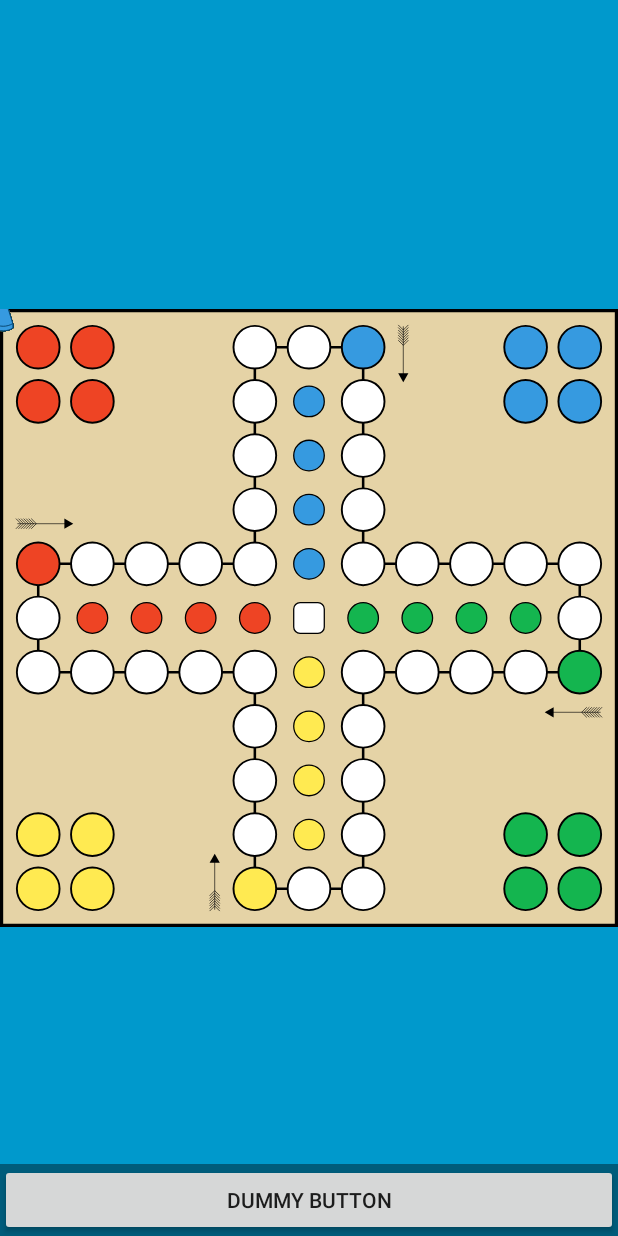
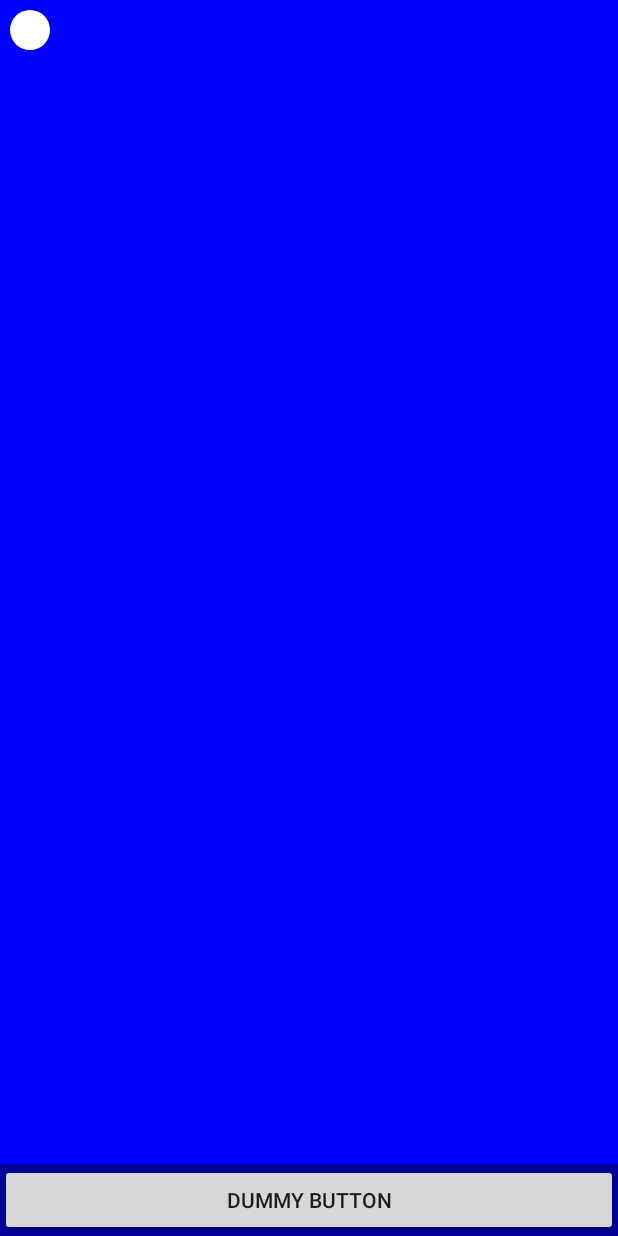
Before and after one commit to kevlud/CloveceNezlobSe, an Android app: the layout activity_fullscreen.xml on its own in the app's theme, with its tools: preview values and no code run, on a phone screen of 412 x 824 dp. Run offline under Robolectric (Android 15) with nearby library versions, the phone set to English and light mode, and no system bars.

Commit message:
canvasView creation

```diff
--- a/app/build.gradle
+++ b/app/build.gradle
@@ -23,6 +23,7 @@ dependencies {
     implementation fileTree(dir: 'libs', include: ['*.jar'])
     implementation 'androidx.appcompat:appcompat:1.0.2'
     implementation 'androidx.legacy:legacy-support-v4:1.0.0'
+    implementation 'androidx.constraintlayout:constraintlayout:1.1.3'
     testImplementation 'junit:junit:4.12'
     androidTestImplementation 'androidx.test:runner:1.1.1'
     androidTestImplementation 'androidx.test.espresso:espresso-core:3.1.1'
--- /dev/null
+++ b/app/src/main/java/com/matejnevlud/clovecenezlobse/CanvasView.java
@@ -0,0 +1,67 @@
+package com.matejnevlud.clovecenezlobse;
+
+import android.content.Context;
+import android.graphics.Bitmap;
+import android.graphics.BitmapFactory;
+import android.graphics.Canvas;
+import android.graphics.Color;
+import android.graphics.Paint;
+import android.graphics.Rect;
+import android.util.AttributeSet;
+import android.util.Log;
+import android.util.SparseArray;
+import android.view.MotionEvent;
+import android.view.View;
+
+import java.util.HashSet;
+import java.util.Random;
+
+public class CanvasView extends View {
+    private static final float RADIUS = 20;
+    private float x = 30;
+    private float y = 30;
+    private float initialX;
+    private float initialY;
+    private float offsetX;
+    private float offsetY;
+    private Paint myPaint;
+    private Paint backgroundPaint;
+
+    public CanvasView(Context context, AttributeSet attrs) {
+        super(context, attrs);
+
+        backgroundPaint = new Paint();
+        backgroundPaint.setColor(Color.BLUE);
+
+        myPaint = new Paint();
+        myPaint.setColor(Color.WHITE);
+        myPaint.setAntiAlias(true);
+    }
+
+    public boolean onTouchEvent(MotionEvent event) {
+        int action = event.getAction();
+        switch (action) {
+            case MotionEvent.ACTION_DOWN:
+                initialX = x;
+                initialY = y;
+                offsetX = event.getX();
+                offsetY = event.getY();
+                break;
+            case MotionEvent.ACTION_MOVE:
+            case MotionEvent.ACTION_UP:
+            case MotionEvent.ACTION_CANCEL:
+                x = initialX + event.getX() - offsetX;
+                y = initialY + event.getY() - offsetY;
+                break;
+        }
+        return (true);
+    }
+
+    public void draw(Canvas canvas) {
+        int width = canvas.getWidth();
+        int height = canvas.getHeight();
+        canvas.drawRect(0, 0, width, height, backgroundPaint);
+        canvas.drawCircle(x, y, RADIUS, myPaint);
+        invalidate();
+    }
+}
--- a/app/src/main/res/layout/activity_fullscreen.xml
+++ b/app/src/main/res/layout/activity_fullscreen.xml
@@ -10,6 +10,7 @@
     <!-- The primary full-screen view. This can be replaced with whatever view
          is needed to present your content, e.g. VideoView, SurfaceView,
          TextureView, etc. -->
+
     <TextView
             android:id="@+id/fullscreen_content"
             android:layout_width="match_parent"
@@ -23,11 +24,11 @@
 
     <!-- This FrameLayout insets its children based on system windows using
          android:fitsSystemWindows. -->
-    <ImageView
+
+    <com.matejnevlud.clovecenezlobse.CanvasView
             android:id="@+id/imageView"
             android:layout_width="wrap_content"
-            android:layout_height="wrap_content"
-            app:srcCompat="@drawable/ic_board" />
+            android:layout_height="wrap_content" />
 
     <FrameLayout
             android:layout_width="match_parent"
```
Also changed, not shown: app/src/main/AndroidManifest.xml (+7 -0 lines), app/src/main/java/com/matejnevlud/clovecenezlobse/FullscreenActivity.java (+18 -1 lines), app/src/main/java/com/matejnevlud/clovecenezlobse/MainActivity.java (added, +14 -0 lines), app/src/main/res/layout/activity_main.xml (added, +10 -0 lines), 2 other files.
